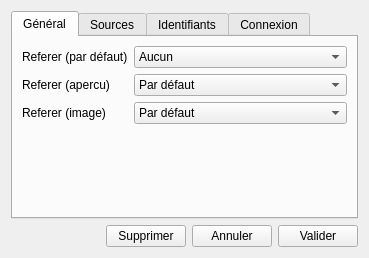
Old version of the form ui/sourcessettingswindow.ui in the repository XanderMld/imgbrd-grabber.
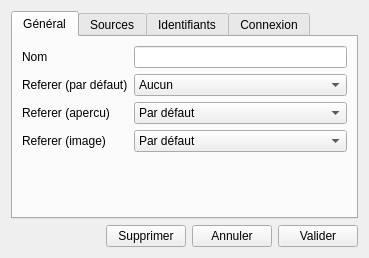
New version of the form. Icons and pictures are not drawn.

What changed in the file:
```diff
--- a/ui/sourcessettingswindow.ui
+++ b/ui/sourcessettingswindow.ui
@@ -28,14 +28,17 @@
        <string>Général</string>
       </attribute>
       <layout class="QFormLayout" name="formLayout_5">
-       <item row="0" column="0">
-        <widget class="QLabel" name="label_7">
+       <property name="fieldGrowthPolicy">
+        <enum>QFormLayout::AllNonFixedFieldsGrow</enum>
+       </property>
+       <item row="1" column="0">
+        <widget class="QLabel" name="labelReferer">
          <property name="text">
           <string>Referer (par défaut)</string>
          </property>
         </widget>
        </item>
-       <item row="0" column="1">
+       <item row="1" column="1">
         <widget class="QComboBox" name="comboReferer">
          <item>
           <property name="text">
@@ -59,21 +62,14 @@
          </item>
         </widget>
        </item>
-       <item row="1" column="0">
-        <widget class="QLabel" name="label_12">
+       <item row="2" column="0">
+        <widget class="QLabel" name="labelRefererPreview">
          <property name="text">
           <string>Referer (apercu)</string>
          </property>
         </widget>
        </item>
-       <item row="2" column="0">
-        <widget class="QLabel" name="label_13">
-         <property name="text">
-          <string>Referer (image)</string>
-         </property>
-        </widget>
-       </item>
-       <item row="1" column="1">
+       <item row="2" column="1">
         <widget class="QComboBox" name="comboRefererPreview">
          <item>
           <property name="text">
@@ -102,7 +98,14 @@
          </item>
         </widget>
        </item>
-       <item row="2" column="1">
+       <item row="3" column="0">
+        <widget class="QLabel" name="labelRefererImage">
+         <property name="text">
+          <string>Referer (image)</string>
+         </property>
+        </widget>
+       </item>
+       <item row="3" column="1">
         <widget class="QComboBox" name="comboRefererImage">
          <item>
           <property name="text">
@@ -136,6 +139,16 @@
          </item>
         </widget>
        </item>
+       <item row="0" column="0">
+        <widget class="QLabel" name="labelSiteName">
+         <property name="text">
+          <string>Nom</string>
+         </property>
+        </widget>
+       </item>
+       <item row="0" column="1">
+        <widget class="QLineEdit" name="lineSiteName"/>
+       </item>
       </layout>
      </widget>
      <widget class="QWidget" name="tab">
```
Left out of the diff: 69 changed lines with no effect on the pictures.
